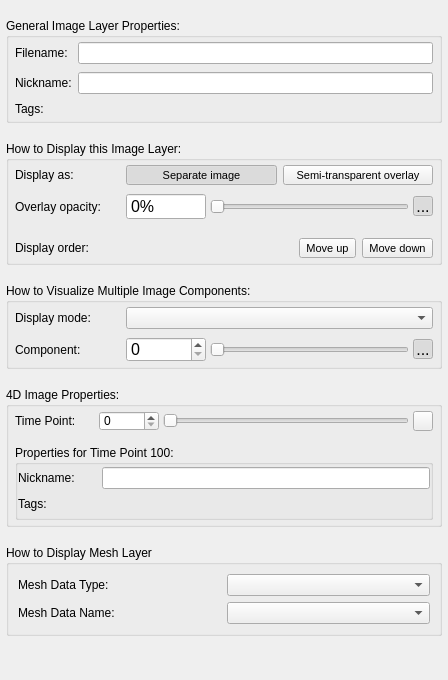
Qt form GUI/Qt/Components/GeneralLayerInspector.ui (pyushkevich/itksnap) before a commit.
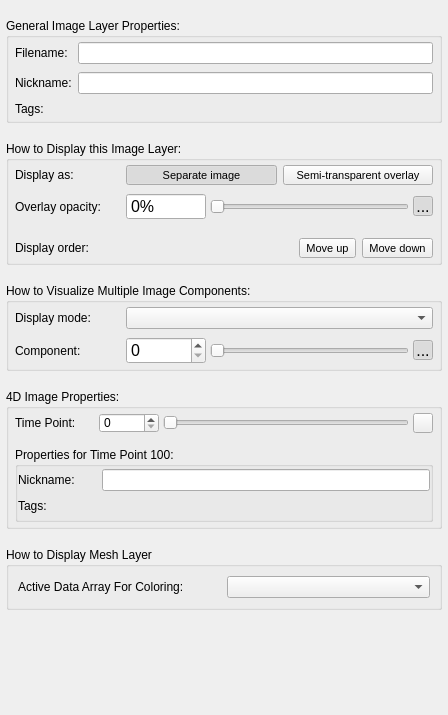
The same form after that commit. Icons and pictures are not drawn. Custom widgets are drawn as their Qt base class.

Commit message: czi-70: (conflict resolved)redesigned data array logic in wrapper

```diff
--- a/GUI/Qt/Components/GeneralLayerInspector.ui
+++ b/GUI/Qt/Components/GeneralLayerInspector.ui
@@ -7,7 +7,7 @@
     <x>0</x>
     <y>0</y>
     <width>448</width>
-    <height>680</height>
+    <height>715</height>
    </rect>
   </property>
   <property name="windowTitle">
@@ -852,24 +852,14 @@
       <string>How to Display Mesh Layer</string>
      </property>
      <layout class="QGridLayout" name="gridLayout_6">
-      <item row="0" column="1">
-       <widget class="QComboBox" name="boxMeshDataType"/>
-      </item>
       <item row="0" column="0">
-       <widget class="QLabel" name="lblMeshDataType">
-        <property name="text">
-         <string>Mesh Data Type: </string>
-        </property>
-       </widget>
-      </item>
-      <item row="1" column="0">
        <widget class="QLabel" name="lblMeshDataName">
         <property name="text">
-         <string>Mesh Data Name:</string>
+         <string>Active Data Array For Coloring:</string>
         </property>
        </widget>
       </item>
-      <item row="1" column="1">
+      <item row="0" column="1">
        <widget class="QComboBox" name="boxMeshDataName"/>
       </item>
      </layout>
```
The commit also changes 16 other files.
